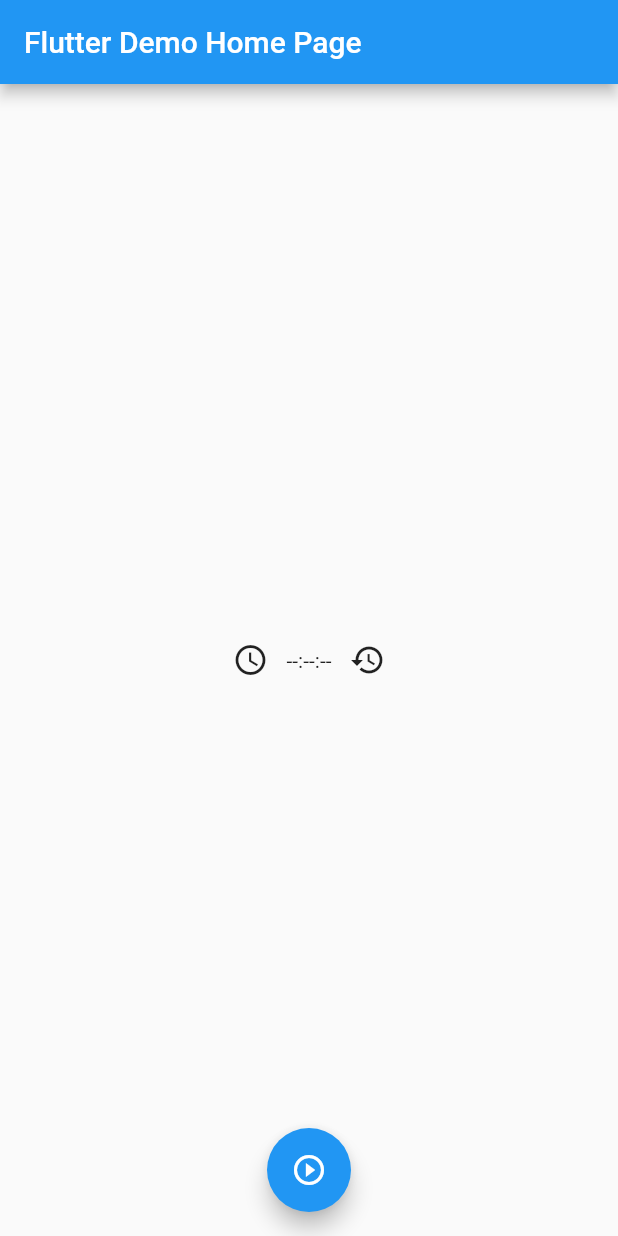
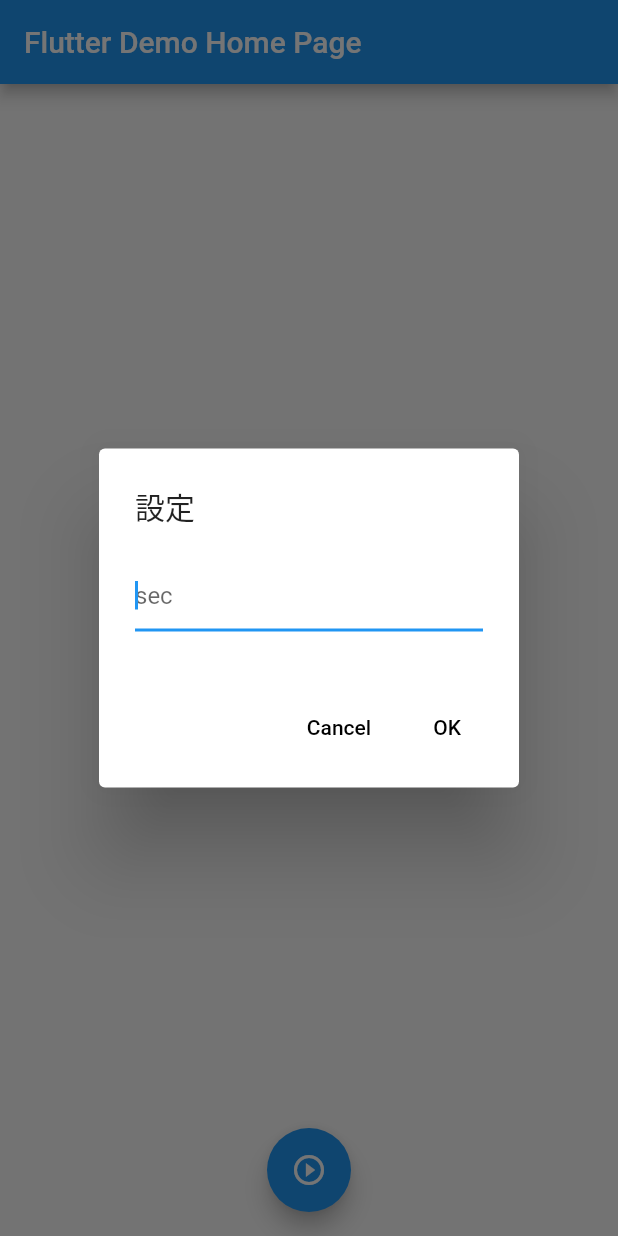
Before and after one commit to k-kawajiri/flutter-timer, a Flutter app: the screen it shows after launch, after a tap on the "access time" icon, on a phone screen of 412 x 824 dp. Run offline on Flutter 3.47's test engine with Material 2 defaults, Android fonts, the phone set to English and light mode, and no system bars; our stand-ins replace rxdart.

Commit message:
[update]制限時間を設定する機能を追加する

```diff
--- a/lib/main.dart
+++ b/lib/main.dart
@@ -1,5 +1,6 @@
 import 'package:flutter/material.dart';
 import 'package:flutter_timer/timerBloc.dart';
+import 'package:flutter_timer/timer_picker.dart';
 
 void main() => runApp(MyApp());
 
@@ -74,6 +75,104 @@ class MyHomePage extends StatelessWidget {
           mainAxisAlignment: MainAxisAlignment.center,
           children: <Widget>[
             IconButton(
+              onPressed: () {
+                Future date;
+                date = showTimerPicker(context: context);
+                date.then((value) => timerBloc.setting.add(value));
+              },
+              icon: Icon(Icons.access_time),
+            ),
+            StreamBuilder(
+                stream: timerBloc.timer,
+                builder: (BuildContext context,
+                    AsyncSnapshot<CountDownTimerInfo> snapShot) {
+                  return Text(snapShot.hasData
+                      ? snapShot.data.diffByTimeUp.toString()
+                      : Duration.zero.toString());
+                }),
+            IconButton(
+              onPressed: () => timerBloc.timerAction.add(TimerAction.RESET),
+              icon: Icon(Icons.restore),
+            ),
+          ],
+        ),
+      ),
+      floatingActionButtonLocation: FloatingActionButtonLocation.centerFloat,
+      floatingActionButton: FloatingActionButton(
+          onPressed: () {
+            timerBloc.timerAction.add(TimerAction.TOGGLE_START_STOP);
+          },
+          child: StreamBuilder(
+              initialData: null,
+              stream: timerBloc.timer,
+              builder: (BuildContext context,
+                  AsyncSnapshot<CountDownTimerInfo> snapShot) {
+                Icon icon;
+                switch (snapShot?.data?.timerState) {
+                  case TimerState.START:
+                    icon = Icon(Icons.pause_circle_outline);
+                    break;
+                  case TimerState.TIME_UP:
+                    icon = Icon(Icons.stop);
+                    break;
+                  case TimerState.STOP:
+                  default:
+                    icon = Icon(Icons.play_circle_outline);
+                }
+                return icon;
+              })), // This trailing comma makes auto-formatting nicer for build methods.
+    );
+  }
+}
+
+class TimerWidget extends StatefulWidget {
+  final String title;
+
+  TimerWidget({Key key, this.title}) : super(key: key);
+
+  @override
+  State createState() => TimerWidgetState();
+}
+
+class TimerWidgetState extends State<TimerWidget> {
+  final Duration timeUp = Duration(seconds: 10);
+  final TimerBloc timerBloc = new TimerBloc(Duration(seconds: 10));
+
+  @override
+  Widget build(BuildContext context) {
+    // This method is rerun every time setState is called, for instance as done
+    // by the _incrementCounter method above.
+    //
+    // The Flutter framework has been optimized to make rerunning build methods
+    // fast, so that you can just rebuild anything that needs updating rather
+    // than having to individually change instances of widgets.
+    return Scaffold(
+      appBar: AppBar(
+        // Here we take the value from the MyHomePage object that was created by
+        // the App.build method, and use it to set our appbar title.
+        title: Text(widget.title),
+      ),
+      body: Center(
+        // Center is a layout widget. It takes a single child and positions it
+        // in the middle of the parent.
+        child: Row(
+          // Column is also a layout widget. It takes a list of children and
+          // arranges them vertically. By default, it sizes itself to fit its
+          // children horizontally, and tries to be as tall as its parent.
+          //
+          // Invoke "debug painting" (press "p" in the console, choose the
+          // "Toggle Debug Paint" action from the Flutter Inspector in Android
+          // Studio, or the "Toggle Debug Paint" command in Visual Studio Code)
+          // to see the wireframe for each widget.
+          //
+          // Column has various properties to control how it sizes itself and
+          // how it positions its children. Here we use mainAxisAlignment to
+          // center the children vertically; the main axis here is the vertical
+          // axis because Columns are vertical (the cross axis would be
+          // horizontal).
+          mainAxisAlignment: MainAxisAlignment.center,
+          children: <Widget>[
+            IconButton(
               onPressed: () => {},
               icon: Icon(Icons.access_time),
             ),
@@ -98,6 +197,7 @@ class MyHomePage extends StatelessWidget {
             timerBloc.timerAction.add(TimerAction.TOGGLE_START_STOP);
           },
           child: StreamBuilder(
+              initialData: null,
               stream: timerBloc.timer,
               builder: (BuildContext context,
                   AsyncSnapshot<CountDownTimerInfo> snapShot) {
@@ -117,4 +217,10 @@ class MyHomePage extends StatelessWidget {
               })), // This trailing comma makes auto-formatting nicer for build methods.
     );
   }
+
+  @override
+  void dispose() {
+    timerBloc.dispose();
+    super.dispose();
+  }
 }
--- a/lib/timerBloc.dart
+++ b/lib/timerBloc.dart
@@ -1,20 +1,17 @@
 import 'dart:async';
+import 'package:flutter/material.dart';
 import 'package:rxdart/rxdart.dart';
-import 'package:flutter/cupertino.dart';
 
 class TimerBloc extends CountDownTimerInfo {
-  StreamController<CountDownTimerInfo> _controller = BehaviorSubject();
-
+  final StreamController<CountDownTimerInfo> _controller = BehaviorSubject();
   Stream<CountDownTimerInfo> get timer => _controller.stream;
-  final _actionController = StreamController<TimerAction>();
-
+  final StreamController<TimerAction> _actionController = BehaviorSubject();
   Sink<TimerAction> get timerAction => _actionController.sink;
-
+  final StreamController<Duration> _settingController = BehaviorSubject();
+  Sink get setting => _settingController.sink;
   TimerState _timerState = TimerState.STOP;
-
   TimerState get timerState => _timerState;
   Duration _timeUp;
-
   Duration get timeUp => _timeUp;
   Duration _diffByTimeUp;
 
@@ -27,18 +24,14 @@ class TimerBloc extends CountDownTimerInfo {
     _counter = 0;
     _timeUp = timeLimit;
     _diffByTimeUp = _timeUp;
-    _actionController.stream.listen((data) {
-      actionHandle(data);
-    });
-  }
-
-  void listen() {
-    debugPrint("listent");
+    _actionController.stream.listen(actionHandle);
+    _settingController.stream.listen(setTimeLimit);
   }
 
   void dispose() async {
     _controller.close();
     _actionController.close();
+    _settingController.close();
   }
 
   void actionHandle(TimerAction action) {
@@ -56,6 +49,11 @@ class TimerBloc extends CountDownTimerInfo {
     }
   }
 
+  void setTimeLimit(Duration timeLimit){
+    _timeUp = timeLimit;
+    updateRemainingTime();
+  }
+
   void _start() {
     _timerState = TimerState.START;
     _timer ??= Timer.periodic(_countUpDuration, _tick);
@@ -63,23 +61,26 @@ class TimerBloc extends CountDownTimerInfo {
 
   void _reset() {
     _counter = 0;
-    _calcDiffByTimeUp();
     _stop();
+    updateRemainingTime();
   }
 
   void _stop() {
     _timerState = TimerState.STOP;
     _timer?.cancel();
     _timer = null;
-    _controller.sink.add(this);
   }
 
   void _tick(Timer timer) {
     _counter++;
-    _calcDiffByTimeUp();
     if (_timeUp.inMilliseconds <= _convertCounterToMilliseconds()) {
       _timerState = TimerState.TIME_UP;
     }
+    updateRemainingTime();
+  }
+
+  void updateRemainingTime(){
+    _calcDiffByTimeUp();
     _controller.sink.add(this);
   }
 
--- /dev/null
+++ b/lib/timer_picker.dart
@@ -0,0 +1,72 @@
+import 'dart:async';
+
+import 'package:flutter/cupertino.dart';
+import 'package:flutter/material.dart';
+
+Future<Duration> showTimerPicker({
+  @required BuildContext context,
+  TransitionBuilder builder,
+  bool useRootNavigator = true,
+}) async {
+  final Widget dialog = _TimerPicker();
+  return await showDialog(
+    context: context,
+    useRootNavigator: useRootNavigator,
+    builder: (BuildContext context) {
+      return builder == null ? dialog : builder(context, dialog);
+    },
+  );
+}
+
+class _TimerPicker extends StatefulWidget {
+  @override
+  State createState() => _TimerPickerState();
+}
+
+class _TimerPickerState extends State<_TimerPicker> {
+  final dateTextController = TextEditingController();
+
+  @override
+  Widget build(BuildContext context) {
+    MaterialLocalizations localizations = MaterialLocalizations.of(context);
+    final Widget actions = ButtonBar(
+      children: <Widget>[
+        FlatButton(
+          child: Text(localizations.cancelButtonLabel),
+          onPressed: () => Navigator.pop(context),
+        ),
+        FlatButton(
+          child: Text(localizations.okButtonLabel),
+          onPressed: () {
+            // TODO バリデーション
+            int seconds = int.tryParse(dateTextController.text);
+            Navigator.pop<Duration>(context, Duration(seconds: seconds));
+          },
+        ),
+      ],
+    );
+    final AlertDialog dialog = AlertDialog(
+      title: Text("設定"),
+      content: TextField(
+        controller: dateTextController,
+        decoration: InputDecoration(
+          hintText: "sec",
+        ),
+        autofocus: true,
+        keyboardType: TextInputType.number,
+      ),
+      actions: [actions],
+    );
+
+    return Theme(
+      data: Theme.of(context),
+      child: dialog,
+    );
+  }
+
+  @override
+  void dispose() {
+    dateTextController.dispose();
+    super.dispose();
+  }
+}
```
